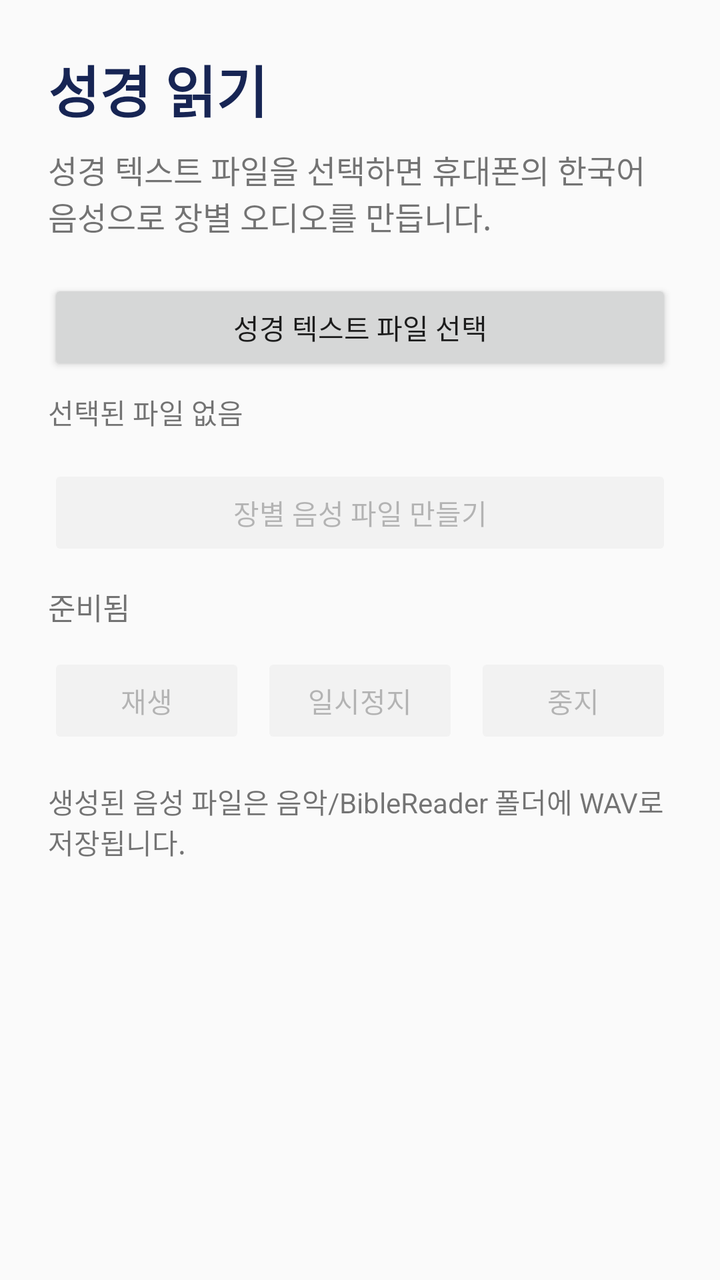
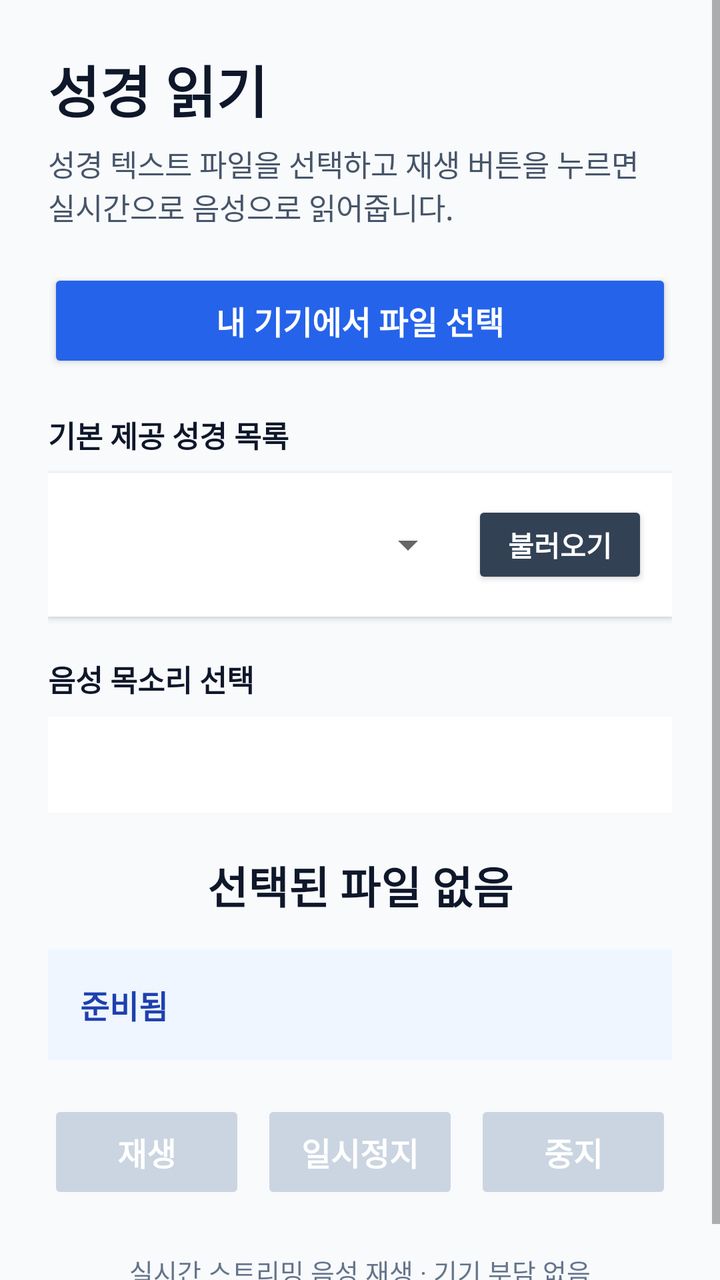

An Android layout rendered at two revisions. The XML below is the earlier revision; the diff shows what the commit changed to produce the second picture.
<!-- AndroidManifest.xml: application theme android:Theme.Material.Light.NoActionBar -->
<!-- res/layout/activity_main.xml -->
<ScrollView xmlns:android="http://schemas.android.com/apk/res/android"
    android:layout_width="match_parent"
    android:layout_height="match_parent"
    android:fitsSystemWindows="true"
    android:fillViewport="true">

    <LinearLayout
        android:layout_width="match_parent"
        android:layout_height="wrap_content"
        android:orientation="vertical"
        android:padding="24dp">

        <TextView
            android:layout_width="match_parent"
            android:layout_height="wrap_content"
            android:text="성경 읽기"
            android:textColor="#172554"
            android:textSize="28sp"
            android:textStyle="bold" />

        <TextView
            android:id="@+id/instructions"
            android:layout_width="match_parent"
            android:layout_height="wrap_content"
            android:layout_marginTop="8dp"
            android:text="성경 텍스트 파일을 선택하면 휴대폰의 한국어 음성으로 장별 오디오를 만듭니다."
            android:textSize="16sp" />

        <Button
            android:id="@+id/selectFileButton"
            android:layout_width="match_parent"
            android:layout_height="wrap_content"
            android:layout_marginTop="20dp"
            android:text="성경 텍스트 파일 선택" />

        <TextView
            android:id="@+id/selectedFile"
            android:layout_width="match_parent"
            android:layout_height="wrap_content"
            android:layout_marginTop="8dp"
            android:text="선택된 파일 없음"
            android:textSize="14sp" />

        <Button
            android:id="@+id/generateButton"
            android:layout_width="match_parent"
            android:layout_height="wrap_content"
            android:layout_marginTop="16dp"
            android:enabled="false"
            android:text="장별 음성 파일 만들기" />

        <ProgressBar
            android:id="@+id/progress"
            style="?android:attr/progressBarStyleHorizontal"
            android:layout_width="match_parent"
            android:layout_height="wrap_content"
            android:layout_marginTop="8dp"
            android:max="100"
            android:visibility="gone" />

        <TextView
            android:id="@+id/status"
            android:layout_width="match_parent"
            android:layout_height="wrap_content"
            android:layout_marginTop="12dp"
            android:text="준비됨"
            android:textSize="15sp" />

        <LinearLayout
            android:layout_width="match_parent"
            android:layout_height="wrap_content"
            android:layout_marginTop="12dp"
            android:orientation="horizontal">

            <Button
                android:id="@+id/playButton"
                android:layout_width="0dp"
                android:layout_height="wrap_content"
                android:layout_weight="1"
                android:enabled="false"
                android:text="재생" />

            <Button
                android:id="@+id/pauseButton"
                android:layout_width="0dp"
                android:layout_height="wrap_content"
                android:layout_marginStart="8dp"
                android:layout_weight="1"
                android:enabled="false"
                android:text="일시정지" />

            <Button
                android:id="@+id/stopButton"
                android:layout_width="0dp"
                android:layout_height="wrap_content"
                android:layout_marginStart="8dp"
                android:layout_weight="1"
                android:enabled="false"
                android:text="중지" />
        </LinearLayout>

        <TextView
            android:id="@+id/outputInfo"
            android:layout_width="match_parent"
            android:layout_height="wrap_content"
            android:layout_marginTop="16dp"
            android:text="생성된 음성 파일은 음악/BibleReader 폴더에 WAV로 저장됩니다."
            android:textSize="14sp" />
    </LinearLayout>
</ScrollView>
<!-- resources referenced by this layout -->
<resources>

</resources>

<!-- the commit's change to res/layout/activity_main.xml (unified diff, before → after) -->
@@ -1,6 +1,7 @@
 <ScrollView xmlns:android="http://schemas.android.com/apk/res/android"
     android:layout_width="match_parent"
     android:layout_height="match_parent"
+    android:background="#F8FAFC"
     android:fitsSystemWindows="true"
     android:fillViewport="true">
 
@@ -13,8 +14,8 @@
         <TextView
             android:layout_width="match_parent"
             android:layout_height="wrap_content"
-            android:text="성경 읽기"
-            android:textColor="#172554"
+            android:text="@string/title_bible_reader"
+            android:textColor="#0F172A"
             android:textSize="28sp"
             android:textStyle="bold" />
 
@@ -22,89 +23,159 @@
             android:id="@+id/instructions"
             android:layout_width="match_parent"
             android:layout_height="wrap_content"
-            android:layout_marginTop="8dp"
-            android:text="성경 텍스트 파일을 선택하면 휴대폰의 한국어 음성으로 장별 오디오를 만듭니다."
-            android:textSize="16sp" />
+            android:layout_marginTop="6dp"
+            android:text="성경 텍스트 파일을 선택하고 재생 버튼을 누르면 실시간으로 음성으로 읽어줍니다."
+            android:textColor="#475569"
+            android:textSize="15sp" />
 
+        
         <Button
             android:id="@+id/selectFileButton"
             android:layout_width="match_parent"
+            android:layout_height="52dp"
+            android:layout_marginTop="20dp"
+            android:backgroundTint="@color/btn_primary_tint"
+            android:text="@string/btn_select_file"
+            android:textColor="#FFFFFF"
+            android:textSize="16sp"
+            android:textStyle="bold" />
+
+        
+        <TextView
+            android:layout_width="match_parent"
             android:layout_height="wrap_content"
             android:layout_marginTop="20dp"
-            android:text="성경 텍스트 파일 선택" />
+            android:text="@string/label_default_bibles"
+            android:textColor="#0F172A"
+            android:textSize="15sp"
+            android:textStyle="bold" />
 
+        <LinearLayout
+            android:layout_width="match_parent"
+            android:layout_height="wrap_content"
+            android:layout_marginTop="8dp"
+            android:background="#FFFFFF"
+            android:elevation="2dp"
+            android:gravity="center_vertical"
+            android:orientation="horizontal"
+            android:padding="12dp">
+
+            <Spinner
+                android:id="@+id/assetSpinner"
+                android:layout_width="0dp"
+                android:layout_height="wrap_content"
+                android:layout_weight="1"
+                android:minHeight="48dp" />
+
+            <Button
+                android:id="@+id/loadAssetButton"
+                android:layout_width="wrap_content"
+                android:layout_height="44dp"
+                android:layout_marginStart="8dp"
+                android:backgroundTint="@color/btn_secondary_tint"
+                android:text="@string/btn_load_asset"
+                android:textColor="#FFFFFF"
+                android:textStyle="bold" />
+        </LinearLayout>
+
+        
+        <TextView
+            android:layout_width="match_parent"
+            android:layout_height="wrap_content"
+            android:layout_marginTop="20dp"
+            android:text="음성 목소리 선택"
+            android:textColor="#0F172A"
+            android:textSize="15sp"
+            android:textStyle="bold" />
+
+        <Spinner
+            android:id="@+id/voiceSpinner"
+            android:layout_width="match_parent"
+            android:layout_height="wrap_content"
+            android:layout_marginTop="8dp"
+            android:background="#FFFFFF"
+            android:minHeight="48dp"
+            android:padding="8dp" />
+
+        
         <TextView
             android:id="@+id/selectedFile"
             android:layout_width="match_parent"
             android:layout_height="wrap_content"
-            android:layout_marginTop="8dp"
-            android:text="선택된 파일 없음"
-            android:textSize="14sp" />
+            android:layout_marginTop="20dp"
+            android:gravity="center"
+            android:text="@string/selected_file_none"
+            android:textColor="#0F172A"
+            android:textSize="22sp"
+            android:textStyle="bold" />
 
-        <Button
-            android:id="@+id/generateButton"
-            android:layout_width="match_parent"
-            android:layout_height="wrap_content"
-            android:layout_marginTop="16dp"
-            android:enabled="false"
-            android:text="장별 음성 파일 만들기" />
-
-        <ProgressBar
-            android:id="@+id/progress"
-            style="?android:attr/progressBarStyleHorizontal"
-            android:layout_width="match_parent"
-            android:layout_height="wrap_content"
-            android:layout_marginTop="8dp"
-            android:max="100"
-            android:visibility="gone" />
-
+        
         <TextView
             android:id="@+id/status"
             android:layout_width="match_parent"
             android:layout_height="wrap_content"
-            android:layout_marginTop="12dp"
-            android:text="준비됨"
-            android:textSize="15sp" />
+            android:layout_marginTop="16dp"
+            android:background="#EFF6FF"
+            android:padding="16dp"
+            android:text="@string/status_ready"
+            android:textColor="#1E40AF"
+            android:textSize="16sp"
+            android:textStyle="bold" />
 
+        
         <LinearLayout
             android:layout_width="match_parent"
             android:layout_height="wrap_content"
-            android:layout_marginTop="12dp"
+            android:layout_marginTop="20dp"
             android:orientation="horizontal">
 
             <Button
                 android:id="@+id/playButton"
                 android:layout_width="0dp"
-                android:layout_height="wrap_content"
+                android:layout_height="52dp"
                 android:layout_weight="1"
+                android:backgroundTint="@color/btn_play_tint"
                 android:enabled="false"
-                android:text="재생" />
+                android:text="@string/btn_play"
+                android:textColor="#FFFFFF"
+                android:textSize="16sp"
+                android:textStyle="bold" />
 
             <Button
                 android:id="@+id/pauseButton"
                 android:layout_width="0dp"
-                android:layout_height="wrap_content"
+                android:layout_height="52dp"
                 android:layout_marginStart="8dp"
                 android:layout_weight="1"
+                android:backgroundTint="@color/btn_pause_tint"
                 android:enabled="false"
-                android:text="일시정지" />
+                android:text="@string/btn_pause"
+                android:textColor="#FFFFFF"
+                android:textSize="16sp"
+                android:textStyle="bold" />
 
             <Button
                 android:id="@+id/stopButton"
                 android:layout_width="0dp"
-                android:layout_height="wrap_content"
+                android:layout_height="52dp"
                 android:layout_marginStart="8dp"
                 android:layout_weight="1"
+                android:backgroundTint="@color/btn_stop_tint"
                 android:enabled="false"
-                android:text="중지" />
+                android:text="@string/btn_stop"
+                android:textColor="#FFFFFF"
+                android:textSize="16sp"
+                android:textStyle="bold" />
         </LinearLayout>
 
         <TextView
             android:id="@+id/outputInfo"
             android:layout_width="match_parent"
             android:layout_height="wrap_content"
-            android:layout_marginTop="16dp"
-            android:text="생성된 음성 파일은 음악/BibleReader 폴더에 WAV로 저장됩니다."
-            android:textSize="14sp" />
+            android:layout_marginTop="24dp"
+            android:gravity="center"
+            android:text="실시간 스트리밍 음성 재생 · 기기 부담 없음"
+            android:textColor="#64748B"
+            android:textSize="13sp" />
     </LinearLayout>
 </ScrollView>
<!-- resource entries referenced after the edit -->
@@ -1,5 +1,13 @@
 <!-- resources referenced by this layout -->
 <resources>
-
+  <string name="btn_load_asset">불러오기</string>
+  <string name="btn_pause">일시정지</string>
+  <string name="btn_play">재생</string>
+  <string name="btn_select_file">내 기기에서 파일 선택</string>
+  <string name="btn_stop">중지</string>
+  <string name="label_default_bibles">기본 제공 성경 목록</string>
+  <string name="selected_file_none">선택된 파일 없음</string>
+  <string name="status_ready">준비됨</string>
+  <string name="title_bible_reader">성경 읽기</string>
 </resources>
 
